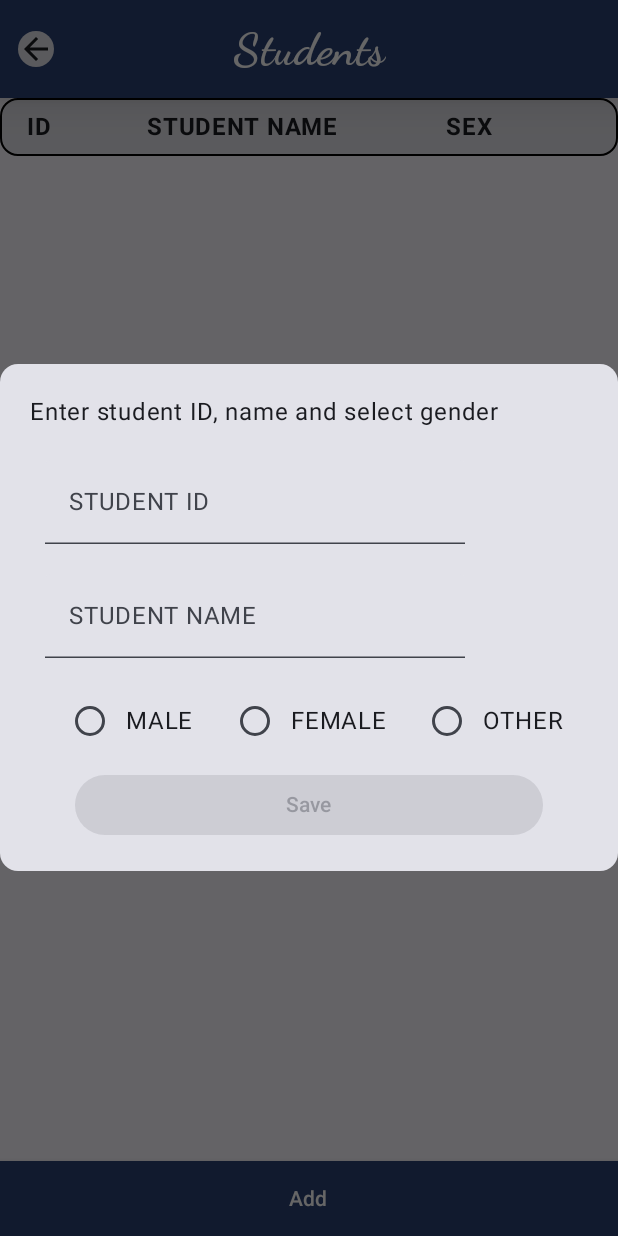
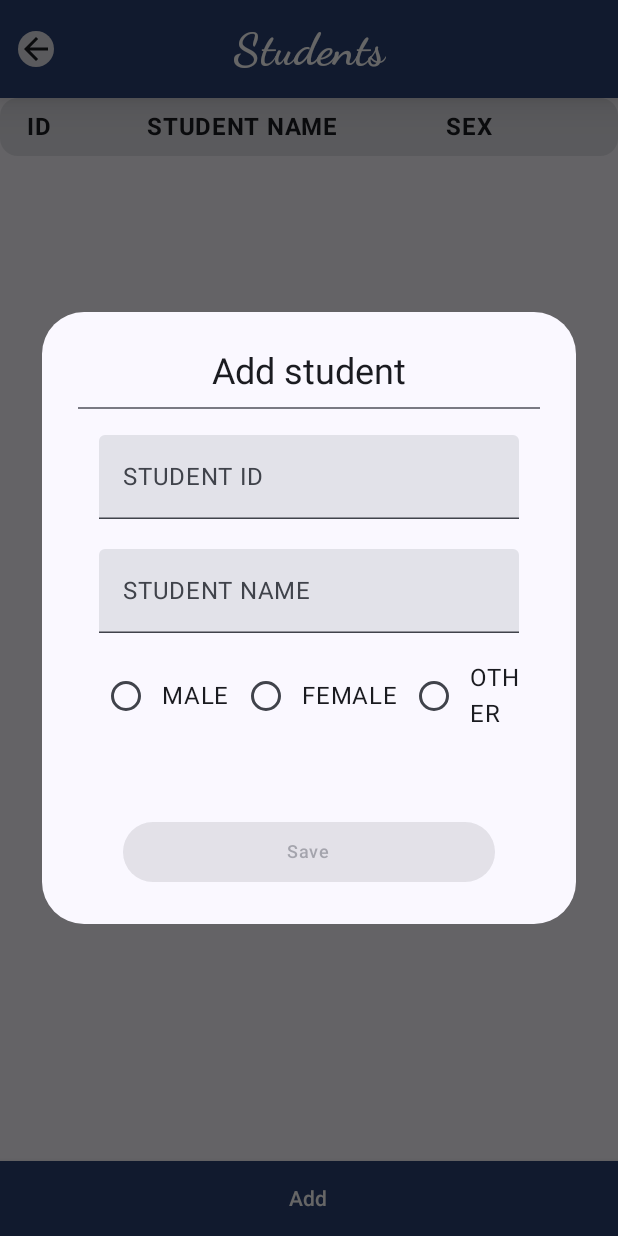
Before and after one commit to EvanieWares/class-ease, an Android app built with Jetpack Compose: the StudentScreen screen opened through its navigation route, after a tap on "Add", on a phone screen of 412 x 824 dp. Run offline under Robolectric (Android 15) with nearby library versions, the phone set to English and light mode, and no system bars; our stand-ins replace Dagger/Hilt's generated code, window size class.

Commit message:
Fixed some bugs on Scoring screen,,, not done yet,,, still working on it.

```diff
--- a/app/src/main/AndroidManifest.xml
+++ b/app/src/main/AndroidManifest.xml
@@ -15,7 +15,6 @@
         tools:targetApi="31">
         <activity
             android:name=".MainActivity"
-            android:screenOrientation="fullSensor"
             android:exported="true"
             android:label="@string/app_name"
             android:theme="@style/Theme.ClassEase">
--- a/app/src/main/java/com/evaniewares/classease/presentation/ScoringViewModel.kt
+++ b/app/src/main/java/com/evaniewares/classease/presentation/ScoringViewModel.kt
@@ -22,7 +22,7 @@ class ScoringViewModel : ViewModel() {
     fun onIdChange(score: String) {
         _scoreState.update {
             it.copy(
-                score = score
+                studentId = score
             )
         }
     }
--- a/app/src/main/java/com/evaniewares/classease/screens/StudentScreen.kt
+++ b/app/src/main/java/com/evaniewares/classease/screens/StudentScreen.kt
@@ -1,7 +1,6 @@
 package com.evaniewares.classease.screens
 
 import android.widget.Toast
-import androidx.compose.foundation.BorderStroke
 import androidx.compose.foundation.layout.Arrangement
 import androidx.compose.foundation.layout.Box
 import androidx.compose.foundation.layout.Column
@@ -12,6 +11,7 @@ import androidx.compose.foundation.layout.fillMaxWidth
 import androidx.compose.foundation.layout.height
 import androidx.compose.foundation.layout.padding
 import androidx.compose.foundation.layout.size
+import androidx.compose.foundation.layout.widthIn
 import androidx.compose.foundation.lazy.LazyColumn
 import androidx.compose.foundation.lazy.items
 import androidx.compose.foundation.shape.RoundedCornerShape
@@ -23,9 +23,11 @@ import androidx.compose.material3.AlertDialog
 import androidx.compose.material3.Button
 import androidx.compose.material3.ButtonDefaults
 import androidx.compose.material3.Card
+import androidx.compose.material3.Divider
 import androidx.compose.material3.ElevatedButton
 import androidx.compose.material3.Icon
 import androidx.compose.material3.IconButton
+import androidx.compose.material3.MaterialTheme
 import androidx.compose.material3.OutlinedButton
 import androidx.compose.material3.RadioButton
 import androidx.compose.material3.Scaffold
@@ -36,7 +38,6 @@ import androidx.compose.runtime.Composable
 import androidx.compose.runtime.remember
 import androidx.compose.ui.Alignment
 import androidx.compose.ui.Modifier
-import androidx.compose.ui.graphics.Color
 import androidx.compose.ui.platform.LocalContext
 import androidx.compose.ui.text.font.FontWeight
 import androidx.compose.ui.text.input.KeyboardCapitalization
@@ -48,13 +49,13 @@ import androidx.compose.ui.window.DialogProperties
 import androidx.core.text.isDigitsOnly
 import androidx.lifecycle.compose.collectAsStateWithLifecycle
 import androidx.navigation.NavHostController
-import com.evaniewares.classease.utils.CustomTopBar
-import com.evaniewares.classease.utils.GenderType
 import com.evaniewares.classease.domain.model.StudentEntity
-import com.evaniewares.classease.utils.toastMsg
 import com.evaniewares.classease.presentation.EditStudentViewModel
 import com.evaniewares.classease.presentation.StudentViewModel
 import com.evaniewares.classease.ui.theme.DangerColor
+import com.evaniewares.classease.utils.CustomTopBar
+import com.evaniewares.classease.utils.GenderType
+import com.evaniewares.classease.utils.toastMsg
 
 @Composable
 fun StudentScreen(
@@ -195,7 +196,7 @@ fun StudentScreen(
                                         editStudentViewModel.onAction(EditStudentViewModel.UserAction.OnSaveStudent)
                                         toastMsg(context, "Saved!")
                                     } else {
-                                        toastMsg(context, "Unable to save. Try again!",)
+                                        toastMsg(context, "Unable to save. Try again!")
                                     }
                                 }
                             }
@@ -214,8 +215,7 @@ private fun StudentRow(
     onDeleteButtonClick: (StudentEntity) -> Unit
 ) {
     Card(
-        modifier = Modifier.fillMaxWidth(),
-        border = BorderStroke(1.dp, Color.Black)
+        modifier = Modifier.fillMaxWidth()
     ) {
         Row(
             modifier = Modifier
@@ -273,8 +273,7 @@ private fun StudentRow(
 @Composable
 private fun StudentHeader() {
     Card(
-        modifier = Modifier.fillMaxWidth(),
-        border = BorderStroke(1.dp, Color.Black)
+        modifier = Modifier.fillMaxWidth()
     ) {
         Row(
             modifier = Modifier
@@ -357,19 +356,27 @@ private fun EditStudentDialog(
             usePlatformDefaultWidth = false
         )
     ) {
-        Card {
+        Surface(
+            modifier = Modifier
+                .padding(28.dp)
+                .widthIn(min = 280.dp, max = 560.dp),
+            shape = RoundedCornerShape(28.dp)
+        ) {
             Column(
                 modifier = Modifier
-                    .fillMaxWidth()
-                    .padding(20.dp),
-                verticalArrangement = Arrangement.spacedBy(10.dp)
+                    .padding(24.dp),
+                horizontalAlignment = Alignment.CenterHorizontally
             ) {
-                Text(text = "Enter student ID, name and select gender")
-                Column(
-                    modifier = Modifier
-                        .fillMaxWidth(),
-                    verticalArrangement = Arrangement.Center
+                Text(
+                    text = if (state.isEditing) "Edit student" else "Add student",
+                    style = MaterialTheme.typography.headlineSmall
+                )
+                Row(
+                    modifier = Modifier.height(16.dp),
+                    verticalAlignment = Alignment.CenterVertically
                 ) {
+                    Divider(modifier = Modifier.height(1.dp))
+                }
                 if (state.isEditing) {
                     EditStudentTextField(
                         value = state.studentId,
@@ -413,6 +420,7 @@ private fun EditStudentDialog(
                         onClick = { onGenderChanged("O") }
                     )
                 }
+                Spacer(modifier = Modifier.padding(24.dp))
                 Button(
                     onClick = {
                         if (state.selectedStudent != null) {
@@ -441,8 +449,10 @@ private fun EditStudentDialog(
                         studentId = state.studentId
                     )
                 ) {
-                        Text(text = "Save")
-                    }
+                    Text(
+                        text = "Save",
+                        style = MaterialTheme.typography.labelMedium
+                    )
                 }
             }
         }
--- a/build.gradle.kts
+++ b/build.gradle.kts
@@ -1,6 +1,6 @@
 // Top-level build file where you can add configuration options common to all sub-projects/modules.
 plugins {
-    id("com.android.application") version "8.2.2" apply false
+    id("com.android.application") version "8.3.0" apply false
     id("org.jetbrains.kotlin.android") version "1.9.21" apply false
     id("com.google.dagger.hilt.android") version "2.50" apply false
     id("com.google.devtools.ksp") version "1.9.21-1.0.15" apply false
```
Also changed, not shown: app/src/main/java/com/evaniewares/classease/screens/UpdateScoreScreen.kt (+22 -5 lines), gradle/wrapper/gradle-wrapper.properties. Lines whose indentation alone changed are shown as unchanged.
